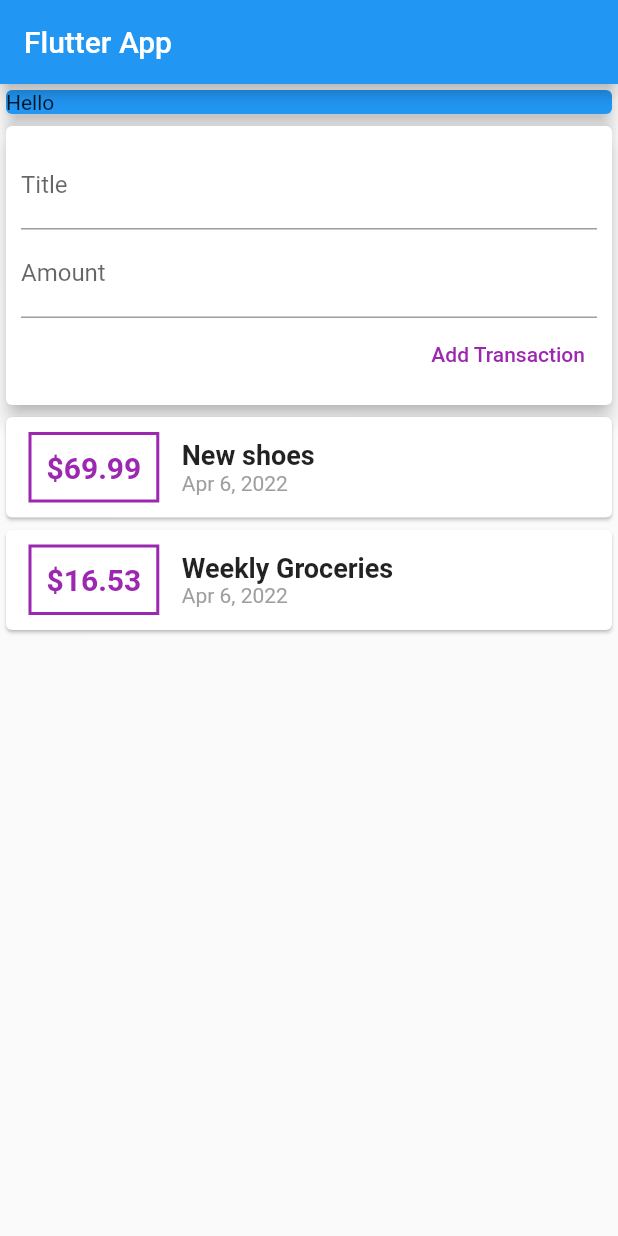
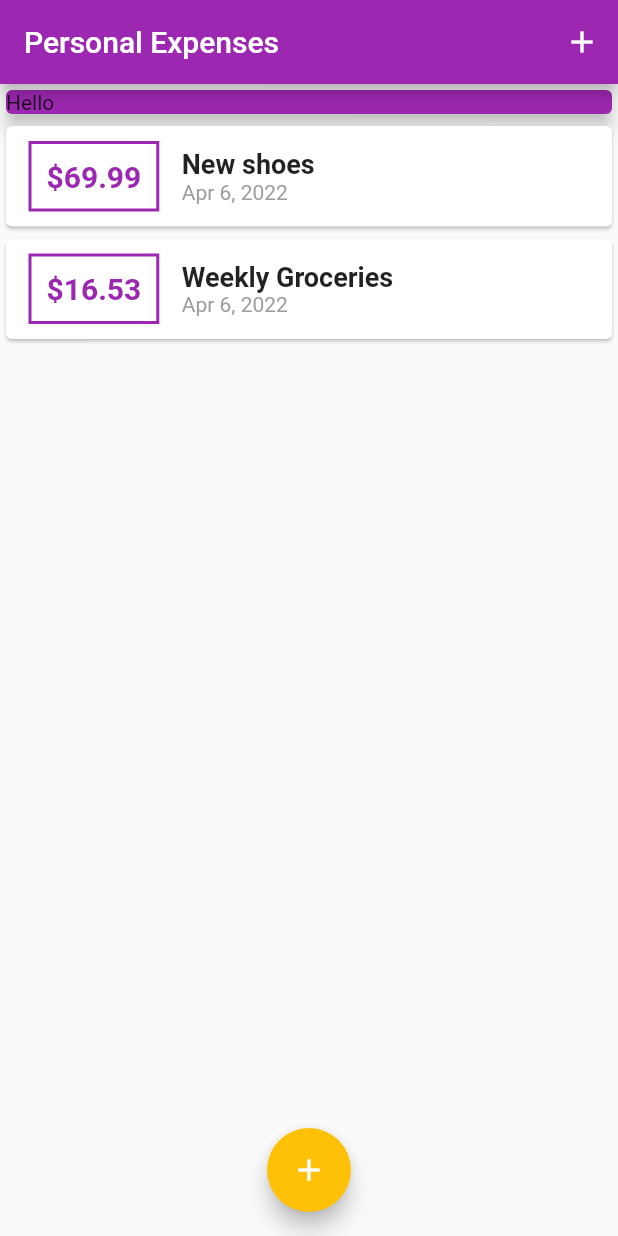
Before and after one commit to djonko/flutter_personnal_expenses, a Flutter app: the screen it shows after launch, on a phone screen of 412 x 824 dp. Run offline on Flutter 3.47's test engine with Material 2 defaults, Android fonts, the phone set to English and light mode, and no system bars.

Commit message:
episode 27

```diff
--- a/lib/main.dart
+++ b/lib/main.dart
@@ -1,6 +1,7 @@
 import 'package:flutter/material.dart';
-import 'package:intl/intl.dart';
-import 'package:personnal_expend/transaction.dart';
+import 'package:personnal_expend/new_transaction.dart';
+import 'transaction.dart';
+import 'transaction_list.dart';
 
 void main() {
   runApp(const MyApp());
@@ -13,14 +14,29 @@ class MyApp extends StatelessWidget {
   @override
   Widget build(BuildContext context) {
     return MaterialApp(
-      title: 'Flutter App',
-      home: MyHomePage(),
+      title: 'Personal Expenses',
+      theme: ThemeData(
+        primarySwatch: Colors.purple,
+        colorScheme: ColorScheme.fromSwatch(primarySwatch: Colors.purple)
+            .copyWith(
+                secondary: Colors.amber,
+                primary: Colors.purple // Your accent color
+                ),
+      ),
+      home: const MyHomePage(),
     );
   }
 }
 
-class MyHomePage extends StatelessWidget {
-  final List<Transaction> transactions = [
+class MyHomePage extends StatefulWidget {
+  const MyHomePage({Key? key}) : super(key: key);
+
+  @override
+  State<MyHomePage> createState() => _MyHomePageState();
+}
+
+class _MyHomePageState extends State<MyHomePage> {
+  final List<Transaction> _useTransactions = [
     Transaction(
         id: 't1', date: DateTime.now(), title: "New shoes", amount: 69.99),
     Transaction(
@@ -30,96 +46,65 @@ class MyHomePage extends StatelessWidget {
         amount: 16.53)
   ];
 
-  String titleInput = '';
-  String amountInput = '';
+  void _addNewTransaction(String title, double amount) {
+    final date = DateTime.now();
 
-  MyHomePage({Key? key}) : super(key: key);
+    final tx = Transaction(
+        id: date.toString(), date: date, title: title, amount: amount);
+    setState(() {
+      _useTransactions.add(tx);
+    });
+  }
+
+  void _startAddTransaction(BuildContext ctx) {
+    showModalBottomSheet(
+        context: ctx,
+        builder: (bCtx) {
+          return GestureDetector(
+            onTap: () {},
+            child: NewTransaction(addTransaction: _addNewTransaction),
+            behavior: HitTestBehavior.opaque,
+          );
+        });
+  }
 
   @override
   Widget build(BuildContext context) {
     return Scaffold(
         appBar: AppBar(
-          title: const Text('Flutter App'),
+          title: const Text('Personal Expenses'),
+          actions: [
+            IconButton(
+                onPressed: () {
+                  _startAddTransaction(context);
+                },
+                icon: const Icon(Icons.add))
+          ],
         ),
-        body: Column(
+        body: SingleChildScrollView(
+          child: Column(
             crossAxisAlignment: CrossAxisAlignment.stretch,
             children: [
-            const SizedBox(
+              SizedBox(
                 width: double.infinity,
                 child: Card(
-                color: Colors.blue,
-                child: Text('Hello'),
+                  color: Theme.of(context).primaryColor,
+                  child: const Text('Hello'),
                   elevation: 5,
                 ),
               ),
-            Card(
-              elevation: 5,
-              child: Container(
-                padding: const EdgeInsets.all(10),
-                child: Column(
-                  crossAxisAlignment: CrossAxisAlignment.end,
-                  children: [
-                    TextField(
-                      decoration: const InputDecoration(labelText: 'Title'),
-                      onChanged: (val) {
-                        titleInput = val;
-                      },
-                    ),
-                    TextField(
-                      keyboardType:
-                          const TextInputType.numberWithOptions(decimal: true),
-                      decoration: const InputDecoration(labelText: 'Amount'),
-                      onChanged: (val) {
-                        amountInput = val;
-                      },
-                    ),
-                    TextButton(
-                      onPressed: () {},
-                      style: TextButton.styleFrom(primary: Colors.purple),
-                      child: const Text(
-                        "Add Transaction",
-                      ),
+              TransactionList(
+                transactions: _useTransactions,
               )
             ],
           ),
         ),
-            ),
-            Column(
-              children: transactions.map((tx) {
-                return Card(
-                    child: Row(
-                  children: [
-                    Container(
-                      decoration: BoxDecoration(
-                          border: Border.all(color: Colors.purple, width: 2)),
-                      margin: const EdgeInsets.symmetric(
-                          vertical: 10, horizontal: 15),
-                      padding: const EdgeInsets.all(10),
-                      child: Text('\$${tx.amount}',
-                          style: const TextStyle(
-                              fontSize: 20,
-                              fontWeight: FontWeight.bold,
-                              color: Colors.purple)),
-                    ),
-                    Column(
-                      crossAxisAlignment: CrossAxisAlignment.start,
-                      children: [
-                        Text(
-                          tx.title,
-                          style: const TextStyle(
-                              fontWeight: FontWeight.bold, fontSize: 18),
-                        ),
-                        Text(
-                          DateFormat.yMMMd().format(tx.date),
-                          style: const TextStyle(color: Colors.grey),
-                        )
-                      ],
-                    )
-                  ],
-                ));
-              }).toList(),
-            )
-          ],
+        floatingActionButtonLocation: FloatingActionButtonLocation.centerFloat,
+        floatingActionButton: FloatingActionButton(
+          onPressed: () {
+            _startAddTransaction(context);
+          },
+          child: const Icon(Icons.add),
         ));
   }
 }
--- /dev/null
+++ b/lib/transaction_list.dart
@@ -0,0 +1,55 @@
+import 'package:flutter/material.dart';
+import 'package:intl/intl.dart';
+import './transaction.dart';
+
+class TransactionList extends StatelessWidget {
+  final List<Transaction> transactions;
+
+  const TransactionList({Key? key, required this.transactions})
+      : super(key: key);
+
+  @override
+  Widget build(BuildContext context) {
+    return SizedBox(
+      height: 400,
+      child: ListView.builder(
+        itemBuilder: (context, index) {
+          final tx = transactions[index];
+          return Card(
+              child: Row(
+            children: [
+              Container(
+                decoration: BoxDecoration(
+                    border: Border.all(
+                        color: Theme.of(context).primaryColor, width: 2)),
+                margin:
+                    const EdgeInsets.symmetric(vertical: 10, horizontal: 15),
+                padding: const EdgeInsets.all(10),
+                child: Text('\$${tx.amount.toStringAsFixed(2)}',
+                    style: TextStyle(
+                        fontSize: 20,
+                        fontWeight: FontWeight.bold,
+                        color: Theme.of(context).primaryColor)),
+              ),
+              Column(
+                crossAxisAlignment: CrossAxisAlignment.start,
+                children: [
+                  Text(
+                    tx.title,
+                    style: const TextStyle(
+                        fontWeight: FontWeight.bold, fontSize: 18),
+                  ),
+                  Text(
+                    DateFormat.yMMMd().format(tx.date),
+                    style: const TextStyle(color: Colors.grey),
+                  )
+                ],
+              )
+            ],
+          ));
+        },
+        itemCount: transactions.length,
+      ),
+    );
+  }
+}
```
Also changed, not shown: lib/new_transaction.dart (added, +63 -0 lines). Lines whose indentation alone changed are shown as unchanged.
